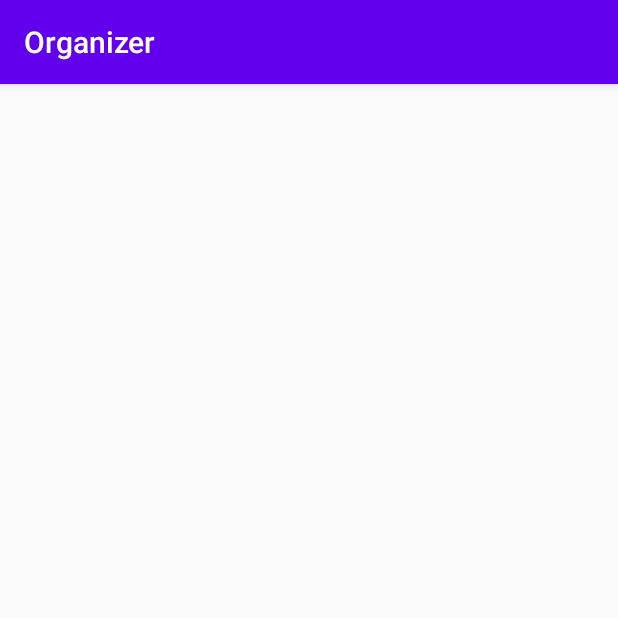
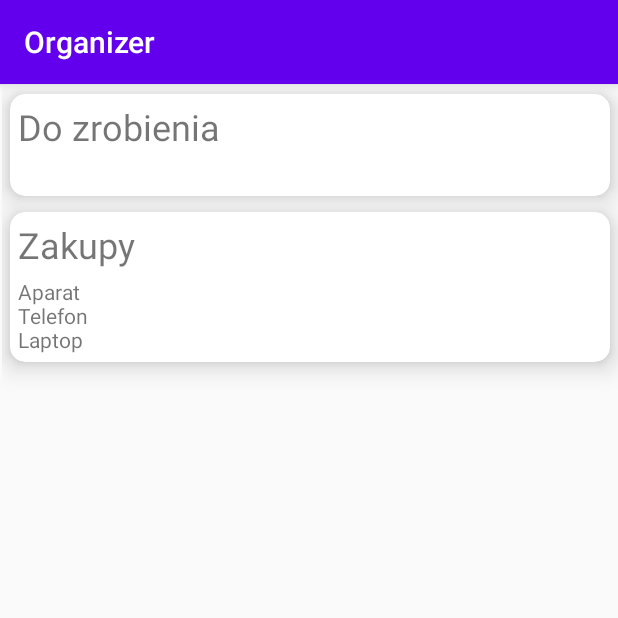
Before and after one commit to JakubMichalMalinowski/Organizer, an Android app: the screen it shows after launch (MainActivity), on a phone screen of 412 x 824 dp, the top half of it. Run offline under Robolectric (Android 15) with nearby library versions, the phone set to English and light mode, and no system bars.

Commit message:
Basic version of displaying notes

```diff
--- a/app/build.gradle
+++ b/app/build.gradle
@@ -27,6 +27,7 @@ dependencies {
     implementation 'androidx.appcompat:appcompat:1.1.0'
     implementation 'androidx.constraintlayout:constraintlayout:1.1.3'
     implementation 'androidx.recyclerview:recyclerview:1.1.0'
+    implementation 'androidx.cardview:cardview:1.0.0'
     testImplementation 'junit:junit:4.12'
     androidTestImplementation 'androidx.test.ext:junit:1.1.1'
     androidTestImplementation 'androidx.test.espresso:espresso-core:3.2.0'
--- a/app/src/main/java/com/remote/pum/organizer/MainActivity.java
+++ b/app/src/main/java/com/remote/pum/organizer/MainActivity.java
@@ -3,12 +3,29 @@ package com.remote.pum.organizer;
 import android.os.Bundle;
 
 import androidx.appcompat.app.AppCompatActivity;
+import androidx.recyclerview.widget.LinearLayoutManager;
+import androidx.recyclerview.widget.RecyclerView;
+
+import java.util.ArrayList;
+import java.util.List;
 
 public class MainActivity extends AppCompatActivity {
+    private RecyclerView notesRecyclerView;
+    private NotesRecyclerViewAdapter notesRecyclerViewAdapter;
 
     @Override
     protected void onCreate(Bundle savedInstanceState) {
         super.onCreate(savedInstanceState);
         setContentView(R.layout.activity_main);
+
+        List<Note> notes = new ArrayList<>();
+        notes.add(new Note("Do zrobienia"));
+        notes.add(new Note("Zakupy").setContent("Aparat\nTelefon\nLaptop"));
+
+        notesRecyclerView = findViewById(R.id.listOfNotesRecyclerView);
+        notesRecyclerViewAdapter = new NotesRecyclerViewAdapter(notes);
+
+        notesRecyclerView.setLayoutManager(new LinearLayoutManager(this));
+        notesRecyclerView.setAdapter(notesRecyclerViewAdapter);
     }
 }
--- a/app/src/main/java/com/remote/pum/organizer/Note.java
+++ b/app/src/main/java/com/remote/pum/organizer/Note.java
@@ -3,6 +3,10 @@ package com.remote.pum.organizer;
 public class Note {
     private String title;
     private String content;
+
+    public Note(String title) {
+        this.title = title;
+    }
 
     public String getTitle() {
         return title;
@@ -11,4 +15,14 @@ public class Note {
     public String getContent() {
         return content;
     }
+
+    public Note setTitle(String title) {
+        this.title = title;
+        return this;
+    }
+
+    public Note setContent(String content) {
+        this.content = content;
+        return this;
+    }
 }
--- a/app/src/main/java/com/remote/pum/organizer/NotesRecyclerViewAdapter.java
+++ b/app/src/main/java/com/remote/pum/organizer/NotesRecyclerViewAdapter.java
@@ -1,7 +1,9 @@
 package com.remote.pum.organizer;
 
+import android.view.LayoutInflater;
 import android.view.View;
 import android.view.ViewGroup;
+import android.widget.TextView;
 
 import androidx.annotation.NonNull;
 import androidx.recyclerview.widget.RecyclerView;
@@ -9,6 +11,7 @@ import androidx.recyclerview.widget.RecyclerView;
 import java.util.List;
 
 public class NotesRecyclerViewAdapter extends RecyclerView.Adapter<NotesRecyclerViewAdapter.ViewHolder> {
+    //lista notatek
     List<Note> notes;
 
     public NotesRecyclerViewAdapter(List<Note> notes) {
@@ -18,12 +21,14 @@ public class NotesRecyclerViewAdapter extends RecyclerView.Adapter<NotesRecycler
     @NonNull
     @Override
     public ViewHolder onCreateViewHolder(@NonNull ViewGroup parent, int viewType) {
-        return null;
+        View view = LayoutInflater.from(parent.getContext()).inflate(R.layout.note_layout, parent, false);
+        return new ViewHolder(view);
     }
 
     @Override
     public void onBindViewHolder(@NonNull ViewHolder holder, int position) {
-
+        holder.titleTextView.setText(notes.get(position).getTitle());
+        holder.contentTextView.setText(notes.get(position).getContent());
     }
 
     @Override
@@ -32,8 +37,13 @@ public class NotesRecyclerViewAdapter extends RecyclerView.Adapter<NotesRecycler
     }
 
     public static class ViewHolder extends RecyclerView.ViewHolder {
+        private TextView titleTextView;
+        private TextView contentTextView;
+
         public ViewHolder(@NonNull View itemView) {
             super(itemView);
+            titleTextView = itemView.findViewById(R.id.titleTextView);
+            contentTextView = itemView.findViewById(R.id.contentTextView);
         }
     }
 }
--- a/app/src/main/res/layout/activity_main.xml
+++ b/app/src/main/res/layout/activity_main.xml
@@ -8,10 +8,10 @@
 
     <androidx.recyclerview.widget.RecyclerView
         android:id="@+id/listOfNotesRecyclerView"
+        android:layout_width="match_parent"
+        android:layout_height="match_parent"
         android:layout_marginStart="1dp"
         android:layout_marginTop="1dp"
-        android:layout_height="match_parent"
-        android:layout_width="match_parent"
         app:layout_constraintStart_toStartOf="parent"
         app:layout_constraintTop_toTopOf="parent" />
 
--- a/app/src/main/res/layout/note_layout.xml
+++ b/app/src/main/res/layout/note_layout.xml
@@ -1,6 +1,34 @@
 <?xml version="1.0" encoding="utf-8"?>
-<androidx.constraintlayout.widget.ConstraintLayout
-    xmlns:android="http://schemas.android.com/apk/res/android" android:layout_width="match_parent"
-    android:layout_height="match_parent">
+<androidx.cardview.widget.CardView xmlns:android="http://schemas.android.com/apk/res/android"
+    xmlns:app="http://schemas.android.com/apk/res-auto"
+    android:layout_width="match_parent"
+    android:layout_height="wrap_content"
+    app:cardCornerRadius="10dp"
+    app:cardElevation="10dp"
+    app:contentPadding="5dp"
+    android:layout_margin="5dp">
 
-</androidx.constraintlayout.widget.ConstraintLayout>
+    <androidx.constraintlayout.widget.ConstraintLayout
+        android:layout_width="match_parent"
+        android:layout_height="match_parent">
+
+        <TextView
+            android:id="@+id/titleTextView"
+            android:layout_width="wrap_content"
+            android:layout_height="wrap_content"
+            android:text="@string/no_data"
+            android:textSize="24sp"
+            app:layout_constraintStart_toStartOf="parent"
+            app:layout_constraintTop_toTopOf="parent" />
+
+        <TextView
+            android:id="@+id/contentTextView"
+            android:layout_width="wrap_content"
+            android:layout_height="wrap_content"
+            android:layout_marginTop="5dp"
+            android:text="@string/no_data"
+            app:layout_constraintStart_toStartOf="parent"
+            app:layout_constraintTop_toBottomOf="@+id/titleTextView" />
+    </androidx.constraintlayout.widget.ConstraintLayout>
+
+</androidx.cardview.widget.CardView>
--- a/app/src/main/res/values/strings.xml
+++ b/app/src/main/res/values/strings.xml
@@ -1,3 +1,4 @@
 <resources>
     <string name="app_name">Organizer</string>
+    <string name="no_data">Brak danych</string>
 </resources>
```
